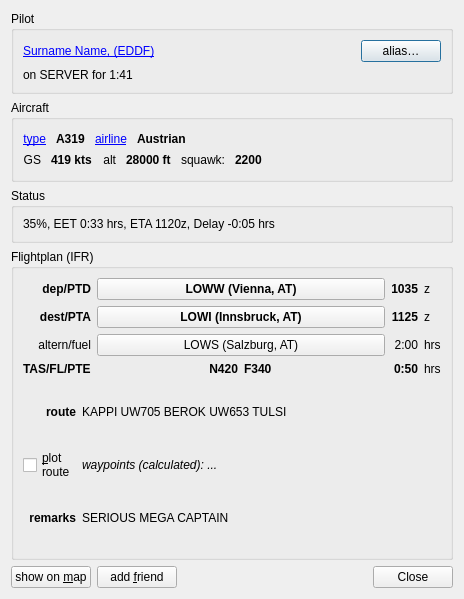
Qt form src/PilotDetails.ui (qutescoop/qutescoop) before a commit.
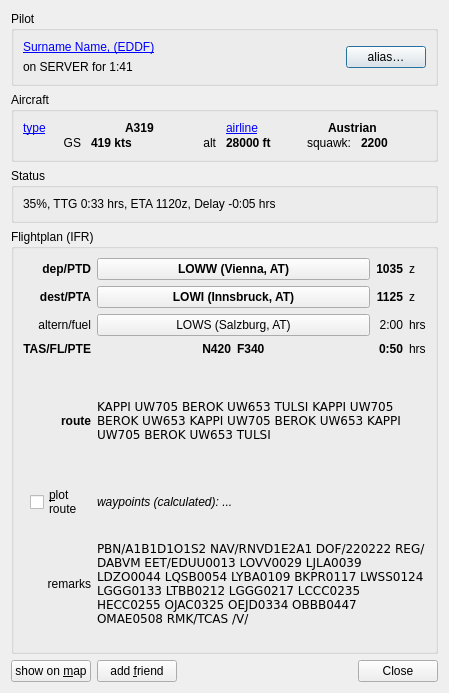
The same form after that commit. Icons and pictures are not drawn.

Commit message: [TASK] set tooltips, improve layout, use consistent fonts, ... in pilot dialog

The edit to the form file:
```diff
--- a/src/PilotDetails.ui
+++ b/src/PilotDetails.ui
@@ -6,8 +6,8 @@
    <rect>
     <x>0</x>
     <y>0</y>
-    <width>464</width>
-    <height>599</height>
+    <width>449</width>
+    <height>693</height>
    </rect>
   </property>
   <property name="windowIcon">
@@ -20,10 +20,10 @@
      <property name="title">
       <string>Pilot</string>
      </property>
-     <layout class="QVBoxLayout" name="verticalLayout_2">
-      <item>
        <layout class="QHBoxLayout" name="horizontalLayout_7" stretch="1,0">
         <item>
+       <layout class="QVBoxLayout" name="verticalLayout_2">
+        <item>
          <widget class="QLabel" name="lblPilotInfo">
           <property name="toolTip">
            <string>Link opens the VATSIM Statistics Center</string>
@@ -37,6 +37,15 @@
          </widget>
         </item>
         <item>
+         <widget class="QLabel" name="lblConnected">
+          <property name="text">
+           <string>on SERVER for 1:41</string>
+          </property>
+         </widget>
+        </item>
+       </layout>
+      </item>
+      <item>
          <widget class="QPushButton" name="pbAlias">
           <property name="toolTip">
            <string>Add or edit an alias for this VATSIM member</string>
@@ -47,15 +56,6 @@
          </widget>
         </item>
        </layout>
-      </item>
-      <item>
-       <widget class="QLabel" name="lblConnected">
-        <property name="text">
-         <string>on SERVER for 1:41</string>
-        </property>
-       </widget>
-      </item>
-     </layout>
     </widget>
    </item>
    <item>
@@ -80,9 +80,6 @@
           <property name="text">
            <string>&lt;a href=&quot;https://www.icao.int/publications/DOC8643/Pages/Search.aspx&quot;&gt;type&lt;/a&gt;</string>
           </property>
-          <property name="alignment">
-           <set>Qt::AlignRight|Qt::AlignTrailing|Qt::AlignVCenter</set>
-          </property>
           <property name="openExternalLinks">
            <bool>true</bool>
           </property>
@@ -130,12 +127,6 @@
           <property name="orientation">
            <enum>Qt::Horizontal</enum>
           </property>
-          <property name="sizeHint" stdset="0">
-           <size>
-            <width>40</width>
-            <height>20</height>
-           </size>
-          </property>
          </spacer>
         </item>
        </layout>
@@ -231,12 +222,6 @@
           <property name="orientation">
            <enum>Qt::Horizontal</enum>
           </property>
-          <property name="sizeHint" stdset="0">
-           <size>
-            <width>40</width>
-            <height>20</height>
-           </size>
-          </property>
          </spacer>
         </item>
        </layout>
@@ -259,7 +244,7 @@
 delay: difference between planned and calculated ETA</string>
         </property>
         <property name="text">
-         <string>35%, EET 0:33 hrs, ETA 1120z, Delay -0:05 hrs</string>
+         <string>35%, TTG 0:33 hrs, ETA 1120z, Delay -0:05 hrs</string>
         </property>
         <property name="wordWrap">
          <bool>true</bool>
@@ -274,9 +259,7 @@
      <property name="title">
       <string>Flightplan (IFR)</string>
      </property>
-     <layout class="QGridLayout" name="gridLayout_3">
-      <item row="0" column="0">
-       <layout class="QGridLayout" name="gridLayout">
+     <layout class="QGridLayout" name="gridLayout" columnstretch="0,1,0,0">
         <item row="0" column="0">
          <widget class="QLabel" name="label_3">
           <property name="font">
@@ -295,6 +278,61 @@
           </property>
          </widget>
         </item>
+      <item row="0" column="1">
+       <widget class="QPushButton" name="buttonFrom">
+        <property name="sizePolicy">
+         <sizepolicy hsizetype="MinimumExpanding" vsizetype="Preferred">
+          <horstretch>0</horstretch>
+          <verstretch>0</verstretch>
+         </sizepolicy>
+        </property>
+        <property name="font">
+         <font>
+          <bold>true</bold>
+         </font>
+        </property>
+        <property name="toolTip">
+         <string>open departure aerodrome details dialog</string>
+        </property>
+        <property name="text">
+         <string>LOWW (Vienna, AT)</string>
+        </property>
+        <property name="flat">
+         <bool>false</bool>
+        </property>
+       </widget>
+      </item>
+      <item row="0" column="2">
+       <widget class="QLabel" name="lblPlanEtd">
+        <property name="sizePolicy">
+         <sizepolicy hsizetype="Preferred" vsizetype="Preferred">
+          <horstretch>0</horstretch>
+          <verstretch>0</verstretch>
+         </sizepolicy>
+        </property>
+        <property name="font">
+         <font>
+          <bold>true</bold>
+         </font>
+        </property>
+        <property name="toolTip">
+         <string>ETD: &lt;b&gt;e&lt;/b&gt;stimated &lt;b&gt;t&lt;/b&gt;ime of &lt;b&gt;d&lt;/b&gt;eparture</string>
+        </property>
+        <property name="text">
+         <string>1035</string>
+        </property>
+        <property name="alignment">
+         <set>Qt::AlignRight|Qt::AlignTrailing|Qt::AlignVCenter</set>
+        </property>
+       </widget>
+      </item>
+      <item row="0" column="3">
+       <widget class="QLabel" name="label_5">
+        <property name="text">
+         <string>z</string>
+        </property>
+       </widget>
+      </item>
         <item row="1" column="0">
          <widget class="QLabel" name="label_4">
           <property name="font">
@@ -313,6 +351,30 @@
           </property>
          </widget>
         </item>
+      <item row="1" column="1">
+       <widget class="QPushButton" name="buttonDest">
+        <property name="sizePolicy">
+         <sizepolicy hsizetype="MinimumExpanding" vsizetype="Preferred">
+          <horstretch>0</horstretch>
+          <verstretch>0</verstretch>
+         </sizepolicy>
+        </property>
+        <property name="font">
+         <font>
+          <bold>true</bold>
+         </font>
+        </property>
+        <property name="toolTip">
+         <string>open destination aerodrome details dialog</string>
+        </property>
+        <property name="text">
+         <string>LOWI (Innsbruck, AT)</string>
+        </property>
+        <property name="flat">
+         <bool>false</bool>
+        </property>
+       </widget>
+      </item>
         <item row="1" column="2">
          <widget class="QLabel" name="lblPlanEta">
           <property name="font">
@@ -331,14 +393,67 @@
           </property>
          </widget>
         </item>
-        <item row="0" column="2">
-         <widget class="QLabel" name="lblPlanEtd">
+      <item row="1" column="3">
+       <widget class="QLabel" name="label_7">
+        <property name="text">
+         <string>z</string>
+        </property>
+       </widget>
+      </item>
+      <item row="2" column="0">
+       <widget class="QLabel" name="label_9">
+        <property name="toolTip">
+         <string>alternate aerodrome / time of fuel on board (endurance)</string>
+        </property>
+        <property name="text">
+         <string>altern/fuel</string>
+        </property>
+        <property name="alignment">
+         <set>Qt::AlignRight|Qt::AlignTrailing|Qt::AlignVCenter</set>
+        </property>
+       </widget>
+      </item>
+      <item row="2" column="1">
+       <widget class="QPushButton" name="buttonAlt">
           <property name="sizePolicy">
-           <sizepolicy hsizetype="Preferred" vsizetype="Preferred">
+         <sizepolicy hsizetype="MinimumExpanding" vsizetype="Preferred">
             <horstretch>0</horstretch>
             <verstretch>0</verstretch>
            </sizepolicy>
           </property>
+        <property name="toolTip">
+         <string>open alternate aerodrome details dialog</string>
+        </property>
+        <property name="text">
+         <string>LOWS (Salzburg, AT)</string>
+        </property>
+        <property name="flat">
+         <bool>false</bool>
+        </property>
+       </widget>
+      </item>
+      <item row="2" column="2">
+       <widget class="QLabel" name="lblFuel">
+        <property name="toolTip">
+         <string>fuel on board</string>
+        </property>
+        <property name="text">
+         <string>2:00</string>
+        </property>
+        <property name="alignment">
+         <set>Qt::AlignRight|Qt::AlignTrailing|Qt::AlignVCenter</set>
+        </property>
+       </widget>
+      </item>
+      <item row="2" column="3">
+       <widget class="QLabel" name="label_11">
+        <property name="text">
+         <string>hrs</string>
+        </property>
+       </widget>
+      </item>
+      <item row="3" column="0">
+       <widget class="QLabel" name="label_2">
           <property name="font">
            <font>
             <bold>true</bold>
@@ -348,7 +463,7 @@
            <string>ETD: &lt;b&gt;e&lt;/b&gt;stimated &lt;b&gt;t&lt;/b&gt;ime of &lt;b&gt;d&lt;/b&gt;eparture</string>
           </property>
           <property name="text">
-           <string>1035</string>
+         <string>TAS/FL/PTE</string>
           </property>
           <property name="alignment">
            <set>Qt::AlignRight|Qt::AlignTrailing|Qt::AlignVCenter</set>
@@ -392,21 +507,6 @@
           </item>
          </layout>
         </item>
-        <item row="3" column="0">
-         <widget class="QLabel" name="label_2">
-          <property name="font">
-           <font>
-            <bold>true</bold>
-           </font>
-          </property>
-          <property name="toolTip">
-           <string>filed &lt;b&gt;t&lt;/b&gt;rue &lt;b&gt;a&lt;/b&gt;ir&lt;b&gt;s&lt;/b&gt;peed / cruise level / &lt;b&gt;p&lt;/b&gt;lanned &lt;b&gt;t&lt;/b&gt;ime &lt;b&gt;e&lt;/b&gt;nroute</string>
-          </property>
-          <property name="text">
-           <string>TAS/FL/PTE</string>
-          </property>
-         </widget>
-        </item>
         <item row="3" column="2">
          <widget class="QLabel" name="lblPlanEte">
           <property name="font">
@@ -425,76 +525,6 @@
           </property>
          </widget>
         </item>
-        <item row="1" column="1">
-         <layout class="QHBoxLayout" name="horizontalLayout">
-          <item>
-           <widget class="QPushButton" name="buttonDest">
-            <property name="sizePolicy">
-             <sizepolicy hsizetype="MinimumExpanding" vsizetype="Preferred">
-              <horstretch>0</horstretch>
-              <verstretch>0</verstretch>
-             </sizepolicy>
-            </property>
-            <property name="font">
-             <font>
-              <bold>true</bold>
-             </font>
-            </property>
-            <property name="toolTip">
-             <string>open destination aerodrome details dialog</string>
-            </property>
-            <property name="text">
-             <string>LOWI (Innsbruck, AT)</string>
-            </property>
-            <property name="flat">
-             <bool>false</bool>
-            </property>
-           </widget>
-          </item>
-         </layout>
-        </item>
-        <item row="0" column="1">
-         <layout class="QHBoxLayout" name="horizontalLayout_3" stretch="1">
-          <item>
-           <widget class="QPushButton" name="buttonFrom">
-            <property name="sizePolicy">
-             <sizepolicy hsizetype="MinimumExpanding" vsizetype="Preferred">
-              <horstretch>0</horstretch>
-              <verstretch>0</verstretch>
-             </sizepolicy>
-            </property>
-            <property name="font">
-             <font>
-              <bold>true</bold>
-             </font>
-            </property>
-            <property name="toolTip">
-             <string>open departure aerodrome details dialog</string>
-            </property>
-            <property name="text">
-             <string>LOWW (Vienna, AT)</string>
-            </property>
-            <property name="flat">
-             <bool>false</bool>
-            </property>
-           </widget>
-          </item>
-         </layout>
-        </item>
-        <item row="0" column="3">
-         <widget class="QLabel" name="label_5">
-          <property name="text">
-           <string>z</string>
-          </property>
-         </widget>
-        </item>
-        <item row="1" column="3">
-         <widget class="QLabel" name="label_7">
-          <property name="text">
-           <string>z</string>
-          </property>
-         </widget>
-        </item>
         <item row="3" column="3">
          <widget class="QLabel" name="label_8">
           <property name="text">
@@ -502,67 +532,25 @@
           </property>
          </widget>
         </item>
-        <item row="2" column="0">
-         <widget class="QLabel" name="label_9">
-          <property name="toolTip">
-           <string>alternate aerodrome / time of fuel on board (endurance)</string>
-          </property>
-          <property name="text">
-           <string>altern/fuel</string>
-          </property>
-          <property name="alignment">
-           <set>Qt::AlignRight|Qt::AlignTrailing|Qt::AlignVCenter</set>
-          </property>
-         </widget>
-        </item>
-        <item row="2" column="3">
-         <widget class="QLabel" name="label_11">
-          <property name="text">
-           <string>hrs</string>
-          </property>
-         </widget>
-        </item>
-        <item row="2" column="2">
-         <widget class="QLabel" name="lblFuel">
+      <item row="4" column="0">
+       <widget class="QLabel" name="label_6">
+        <property name="font">
+         <font>
+          <bold>true</bold>
+         </font>
+        </property>
           <property name="toolTip">
            <string>fuel on board</string>
           </property>
           <property name="text">
-           <string>2:00</string>
+         <string>route</string>
           </property>
           <property name="alignment">
            <set>Qt::AlignRight|Qt::AlignTrailing|Qt::AlignVCenter</set>
           </property>
          </widget>
         </item>
-        <item row="2" column="1">
-         <layout class="QHBoxLayout" name="horizontalLayout_5">
-          <item>
-           <widget class="QPushButton" name="buttonAlt">
-            <property name="sizePolicy">
-             <sizepolicy hsizetype="MinimumExpanding" vsizetype="Preferred">
-              <horstretch>0</horstretch>
-              <verstretch>0</verstretch>
-             </sizepolicy>
-            </property>
-            <property name="toolTip">
-             <string>open alternate aerodrome details dialog</string>
-            </property>
-            <property name="text">
-             <string>LOWS (Salzburg, AT)</string>
-            </property>
-            <property name="flat">
-             <bool>false</bool>
-            </property>
-           </widget>
-          </item>
-         </layout>
-        </item>
-       </layout>
-      </item>
-      <item row="1" column="0">
-       <layout class="QGridLayout" name="gridLayout_4">
-        <item row="0" column="2">
+      <item row="4" column="1" colspan="3">
          <widget class="QLabel" name="lblRoute">
           <property name="sizePolicy">
            <sizepolicy hsizetype="Preferred" vsizetype="Expanding">
@@ -577,7 +565,7 @@
            <string>filed route</string>
           </property>
           <property name="text">
-           <string>KAPPI UW705 BEROK UW653 TULSI</string>
+         <string>&lt;code&gt;KAPPI UW705 BEROK UW653 TULSI KAPPI UW705 BEROK UW653  KAPPI UW705 BEROK UW653  KAPPI UW705 BEROK UW653 TULSI&lt;/code&gt;</string>
           </property>
           <property name="alignment">
            <set>Qt::AlignLeading|Qt::AlignLeft|Qt::AlignVCenter</set>
@@ -590,51 +578,20 @@
           </property>
          </widget>
         </item>
-        <item row="2" column="2">
-         <widget class="QLabel" name="lblRemarks">
-          <property name="sizePolicy">
-           <sizepolicy hsizetype="Preferred" vsizetype="Expanding">
-            <horstretch>0</horstretch>
-            <verstretch>0</verstretch>
-           </sizepolicy>
-          </property>
-          <property name="text">
-           <string>SERIOUS MEGA CAPTAIN</string>
+      <item row="5" column="0">
+       <layout class="QHBoxLayout" name="horizontalLayout">
+        <property name="spacing">
+         <number>0</number>
+        </property>
+        <item>
+         <spacer name="horizontalSpacer_3">
+          <property name="orientation">
+           <enum>Qt::Horizontal</enum>
           </property>
-          <property name="wordWrap">
-           <bool>true</bool>
-          </property>
-          <property name="textInteractionFlags">
-           <set>Qt::LinksAccessibleByMouse|Qt::TextSelectableByKeyboard|Qt::TextSelectableByMouse</set>
-          </property>
-         </widget>
+         </spacer>
         </item>
-        <item row="0" column="1">
-         <widget class="QLabel" name="label_6">
-          <property name="font">
-           <font>
-            <bold>true</bold>
-           </font>
-          </property>
-          <property name="toolTip">
-           <string>filed route</string>
-          </property>
-          <property name="text">
-           <string>route</string>
-          </property>
-          <property name="alignment">
-           <set>Qt::AlignRight|Qt::AlignTrailing|Qt::AlignVCenter</set>
-          </property>
-         </widget>
-        </item>
-        <item row="1" column="1">
+        <item>
          <widget class="QCheckBox" name="cbPlotRoute">
-          <property name="sizePolicy">
-           <sizepolicy hsizetype="Maximum" vsizetype="Fixed">
-            <horstretch>0</horstretch>
-            <verstretch>0</verstretch>
-           </sizepolicy>
-          </property>
           <property name="toolTip">
            <string>plot route on map (requires navigation database). Also accessible via right click on the airplane's label on the map.</string>
           </property>
@@ -644,22 +601,9 @@
           </property>
          </widget>
         </item>
-        <item row="2" column="1">
-         <widget class="QLabel" name="label">
-          <property name="font">
-           <font>
-            <bold>true</bold>
-           </font>
-          </property>
-          <property name="text">
-           <string>remarks</string>
-          </property>
-          <property name="alignment">
-           <set>Qt::AlignRight|Qt::AlignTrailing|Qt::AlignVCenter</set>
-          </property>
-         </widget>
-        </item>
-        <item row="1" column="2">
+       </layout>
+      </item>
+      <item row="5" column="1" colspan="3">
          <widget class="QLabel" name="lblPlotStatus">
           <property name="font">
            <font>
@@ -680,7 +624,34 @@
           </property>
          </widget>
         </item>
-       </layout>
+      <item row="6" column="0">
+       <widget class="QLabel" name="label">
+        <property name="text">
+         <string>remarks</string>
+        </property>
+        <property name="alignment">
+         <set>Qt::AlignRight|Qt::AlignTrailing|Qt::AlignVCenter</set>
+        </property>
+       </widget>
+      </item>
+      <item row="6" column="1" colspan="3">
+       <widget class="QLabel" name="lblRemarks">
+        <property name="sizePolicy">
+         <sizepolicy hsizetype="Preferred" vsizetype="Expanding">
+          <horstretch>0</horstretch>
+          <verstretch>0</verstretch>
+         </sizepolicy>
+        </property>
+        <property name="text">
+         <string>&lt;code&gt;PBN/A1B1D1O1S2 NAV/RNVD1E2A1 DOF/220222 REG/DABVM EET/EDUU0013 LOVV0029 LJLA0039 LDZO0044 LQSB0054 LYBA0109 BKPR0117 LWSS0124 LGGG0133 LTBB0212 LGGG0217 LCCC0235 HECC0255 OJAC0325 OEJD0334 OBBB0447 OMAE0508 RMK/TCAS /V/&lt;/code&gt;</string>
+        </property>
+        <property name="wordWrap">
+         <bool>true</bool>
+        </property>
+        <property name="textInteractionFlags">
+         <set>Qt::LinksAccessibleByMouse|Qt::TextSelectableByKeyboard|Qt::TextSelectableByMouse</set>
+        </property>
+       </widget>
       </item>
      </layout>
     </widget>
```
Left out of the diff: 6 changed lines with no effect on the pictures. Lines whose indentation alone changed are shown as unchanged. The commit also changes 1 other file.
